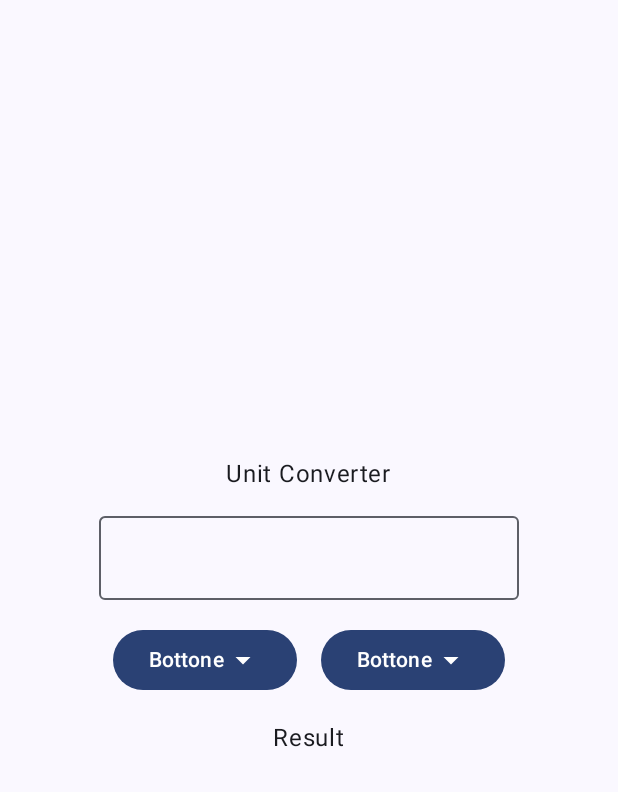
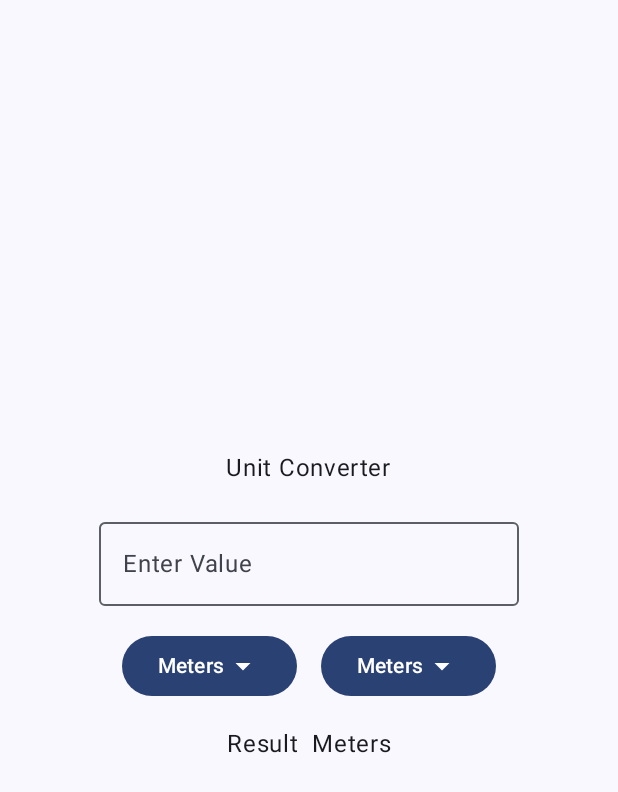
Before and after one commit to giacomomarongiu/UnitConverter, an Android app built with Jetpack Compose: the screen it shows after launch (MainActivity), on a phone screen of 412 x 824 dp. Shown: the top 792 px of the screen. Run offline under Robolectric (Android 15) with nearby library versions, the phone set to English and light mode, and no system bars.

Commit message:
Add dropdowns menu + add fucntions convertUnit

```diff
--- a/app/src/main/java/com/example/unitconverter/MainActivity.kt
+++ b/app/src/main/java/com/example/unitconverter/MainActivity.kt
@@ -23,11 +23,17 @@ import androidx.compose.material3.OutlinedTextField
 import androidx.compose.material3.Surface
 import androidx.compose.material3.Text
 import androidx.compose.runtime.Composable
+import androidx.compose.runtime.getValue
+import androidx.compose.runtime.mutableDoubleStateOf
+import androidx.compose.runtime.mutableStateOf
+import androidx.compose.runtime.remember
+import androidx.compose.runtime.setValue
 import androidx.compose.ui.Alignment
 import androidx.compose.ui.Modifier
 import androidx.compose.ui.tooling.preview.Preview
 import androidx.compose.ui.unit.dp
 import com.example.unitconverter.ui.theme.UnitConverterTheme
+import kotlin.math.roundToInt
 
 class MainActivity : ComponentActivity() {
     override fun onCreate(savedInstanceState: Bundle?) {
@@ -48,6 +54,23 @@ class MainActivity : ComponentActivity() {
 
 @Composable
 fun UnitConverter() {
+    var inputValue by remember { mutableStateOf(value = "") }
+    var outputValue by remember { mutableStateOf(value = "") }
+    var inputUnit by remember { mutableStateOf(value = "Meters") }
+    var outputUnit by remember { mutableStateOf(value = "Meters") }
+    var iExpanded by remember { mutableStateOf(value = false) }
+    var oExpanded by remember { mutableStateOf(value = false) }
+    var conversionFactor = remember { mutableStateOf(value = 1.00) }
+    var oConversionFactor = remember { mutableStateOf(value = 1.00) }
+
+
+    fun convertUnits() {
+        val inputValueDouble = inputValue.toDoubleOrNull() ?: 0.0
+        var result =
+            (inputValueDouble * conversionFactor.value * 100.0 / oConversionFactor.value).roundToInt() / 100
+        outputValue = result.toString()
+    }
+
     Column(
         modifier = Modifier.fillMaxSize(),
         verticalArrangement = Arrangement.Center,
@@ -58,9 +81,11 @@ fun UnitConverter() {
         //Qui è dove l'interfaccia utente impilerà  le cose da stampare
         Text(text = "Unit Converter")
         Spacer(modifier = Modifier.height(16.dp))
-        OutlinedTextField(value = "", onValueChange = { //Cosa cambia
-
-        })
+        OutlinedTextField(value = inputValue, onValueChange = { //Cosa cambia
+            inputValue = it
+            convertUnits()
+        },
+            label = { Text("Enter Value") })
         Spacer(modifier = Modifier.height(16.dp))
 
         Row {
@@ -68,56 +93,99 @@ fun UnitConverter() {
             //Qui è dove l'interfaccia utente metterà i prossimità l'uno dell'altro le cose da stampare
 
             Box {
-                Button(onClick = { /*TODO*/ }) {
-                    Text(text = "Bottone")
+                Button(onClick = { iExpanded = true }) {
+                    Text(text = "$inputUnit")
                     Spacer(modifier = Modifier.height(16.dp))
                     Icon(
                         Icons.Default.ArrowDropDown,
                         contentDescription = "Arrow Down"
                     )
                 }
-                DropdownMenu(expanded = false, onDismissRequest = { }) {
+                DropdownMenu(expanded = iExpanded, onDismissRequest = { iExpanded = false }) {
                     DropdownMenuItem(
                         text = { Text("Centimeters") },
-                        onClick = { /*TODO*/ })
+                        onClick = {
+                            iExpanded = false
+                            inputUnit = "Centimeters"
+                            conversionFactor.value = 0.01
+                            convertUnits()
+                        })
                     DropdownMenuItem(
                         text = { Text("Meters") },
-                        onClick = { /*TODO*/ })
+                        onClick = {
+                            iExpanded = false
+                            inputUnit = "Meters"
+                            conversionFactor.value = 1.0
+                            convertUnits()
+
+                        })
                     DropdownMenuItem(
                         text = { Text("Feet") },
-                        onClick = { /*TODO*/ })
+                        onClick = {
+                            iExpanded = false
+                            inputUnit = "Feet"
+                            conversionFactor.value = 0.3048
+                            convertUnits()
+
+                        })
                     DropdownMenuItem(
                         text = { Text("Millimeters") },
-                        onClick = { /*TODO*/ })
+                        onClick = {
+                            iExpanded = false
+                            inputUnit = "Millimeters"
+                            conversionFactor.value = 0.001
+                            convertUnits()
+
+                        })
                 }
             }
             Spacer(modifier = Modifier.width(16.dp))
             Box {
-                Button(onClick = { /*TODO*/ }) {
-                    Text(text = "Bottone")
+                Button(onClick = { oExpanded = true }) {
+                    Text(text = "$outputUnit")
                     Icon(
                         Icons.Default.ArrowDropDown,
                         contentDescription = "ArrowDropDown"
                     )
                 }
-                DropdownMenu(expanded = false, onDismissRequest = { }) {
+                DropdownMenu(expanded = oExpanded, onDismissRequest = { oExpanded = false }) {
                     DropdownMenuItem(
                         text = { Text("Centimeters") },
-                        onClick = { /*TODO*/ })
+                        onClick = {
+                            oExpanded = false
+                            outputUnit = "Centimeters"
+                            oConversionFactor.value = 0.01
+                            convertUnits()
+                        })
                     DropdownMenuItem(
                         text = { Text("Meters") },
-                        onClick = { /*TODO*/ })
+                        onClick = {
+                            oExpanded = false
+                            outputUnit = "Meters"
+                            oConversionFactor.value = 1.00
+                            convertUnits()
+                        })
                     DropdownMenuItem(
                         text = { Text("Feet") },
-                        onClick = { /*TODO*/ })
+                        onClick = {
+                            oExpanded = false
+                            outputUnit = "Feet"
+                            oConversionFactor.value = 0.3048
+                            convertUnits()
+                        })
                     DropdownMenuItem(
                         text = { Text("Millimeters") },
-                        onClick = { /*TODO*/ })
+                        onClick = {
+                            oExpanded = false
+                            outputUnit = "Millimeters"
+                            oConversionFactor.value = 0.001
+                            convertUnits()
+                        })
                 }
             }
         }
         Spacer(modifier = Modifier.height(16.dp))
-        Text(text = "Result")
+        Text(text = "Result $outputValue $outputUnit")
         Spacer(modifier = Modifier.height(16.dp))
     }
 }
```
